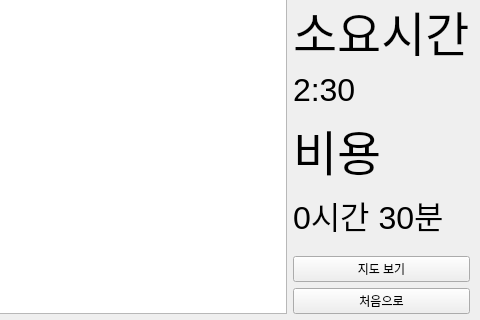
The window that src/end.ui (wooing1084/TripPlanner) describes before a commit, drawn with Qt 5; both pictures show x 160 to 640 and y 160 to 480 of the 640 by 480 pixel window.
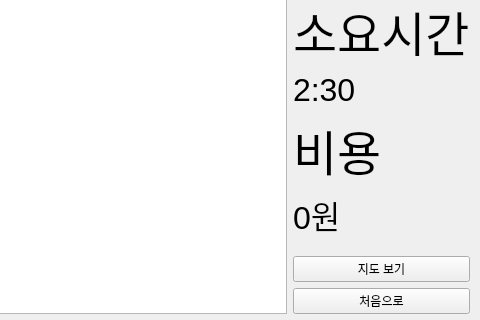
The same window after the commit.

Patch:
```diff
--- a/src/end.ui
+++ b/src/end.ui
@@ -33,7 +33,7 @@
     <item row="6" column="1">
      <widget class="QLabel" name="label_6">
       <property name="text">
-       <string>&lt;html&gt;&lt;head/&gt;&lt;body&gt;&lt;p&gt;&lt;span style=&quot; font-size:24pt;&quot;&gt;0시간 30분&lt;/span&gt;&lt;/p&gt;&lt;/body&gt;&lt;/html&gt;</string>
+       <string>&lt;html&gt;&lt;head/&gt;&lt;body&gt;&lt;p&gt;&lt;span style=&quot; font-size:24pt;&quot;&gt;0원&lt;/span&gt;&lt;/p&gt;&lt;/body&gt;&lt;/html&gt;</string>
       </property>
      </widget>
     </item>
```
